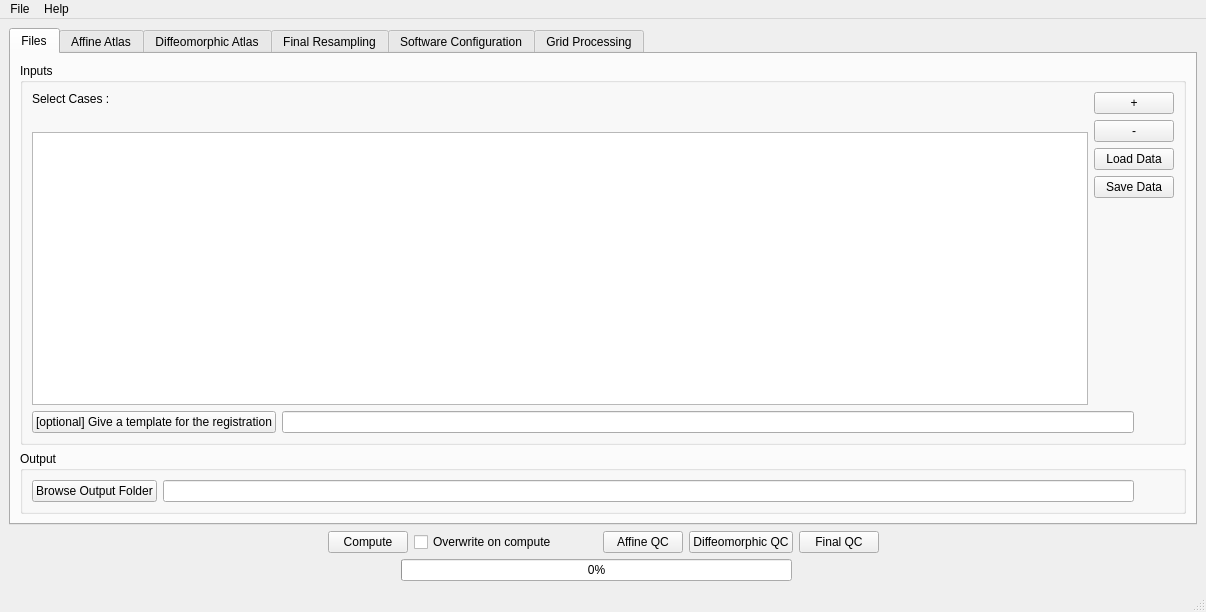
The window that Code/GUIwindow.ui (adrienkaiser/DTIAtlasBuilder) describes before a commit, drawn with Qt 5.
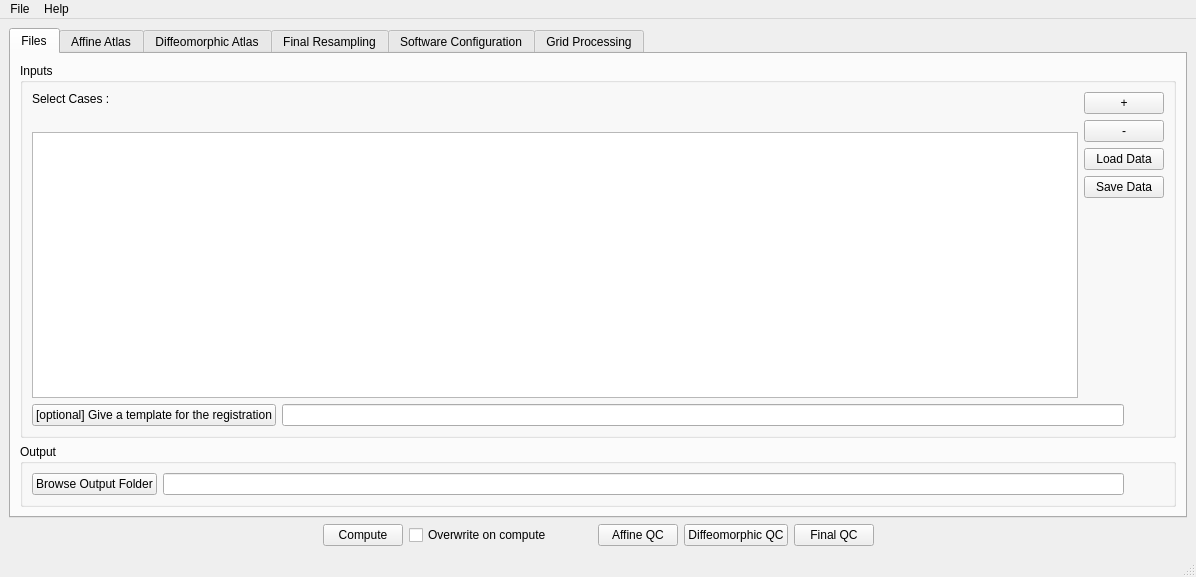
The same window after the commit.

Commit message: BUG: remove progress bar because sigqueue fails on platforms other than linux

```diff
--- a/Code/GUIwindow.ui
+++ b/Code/GUIwindow.ui
@@ -6,8 +6,8 @@
    <rect>
     <x>0</x>
     <y>0</y>
-    <width>1206</width>
-    <height>612</height>
+    <width>1196</width>
+    <height>577</height>
    </rect>
   </property>
   <property name="windowTitle">
@@ -1608,56 +1608,6 @@
       </item>
      </layout>
     </item>
-    <item>
-     <layout class="QHBoxLayout" name="horizontalLayout_13">
-      <item>
-       <spacer name="horizontalSpacer_17">
-        <property name="orientation">
-         <enum>Qt::Horizontal</enum>
-        </property>
-        <property name="sizeHint" stdset="0">
-         <size>
-          <width>40</width>
-          <height>20</height>
-         </size>
-        </property>
-       </spacer>
-      </item>
-      <item>
-       <widget class="QProgressBar" name="progressBar">
-        <property name="value">
-         <number>0</number>
-        </property>
-       </widget>
-      </item>
-      <item>
-       <widget class="QLabel" name="ExecStatusLabel">
-        <property name="sizePolicy">
-         <sizepolicy hsizetype="Fixed" vsizetype="Fixed">
-          <horstretch>155</horstretch>
-          <verstretch>0</verstretch>
-         </sizepolicy>
-        </property>
-        <property name="text">
-         <string/>
-        </property>
-       </widget>
-      </item>
-      <item>
-       <spacer name="horizontalSpacer_16">
-        <property name="orientation">
-         <enum>Qt::Horizontal</enum>
-        </property>
-        <property name="sizeHint" stdset="0">
-         <size>
-          <width>40</width>
-          <height>20</height>
-         </size>
-        </property>
-       </spacer>
-      </item>
-     </layout>
-    </item>
    </layout>
   </widget>
   <widget class="QMenuBar" name="menubar">
@@ -1665,7 +1615,7 @@
     <rect>
      <x>0</x>
      <y>0</y>
-     <width>1206</width>
+     <width>1196</width>
      <height>25</height>
     </rect>
    </property>
```
The commit also changes 3 other files.
